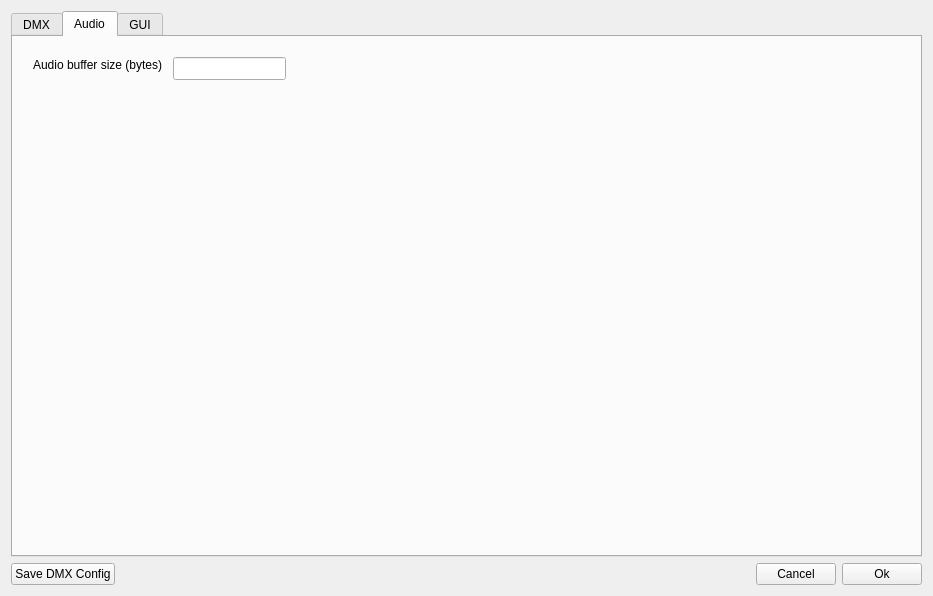
Qt form StageRunner/gui/setupwidget.ui (Pit1966/StageRunner) before a commit.
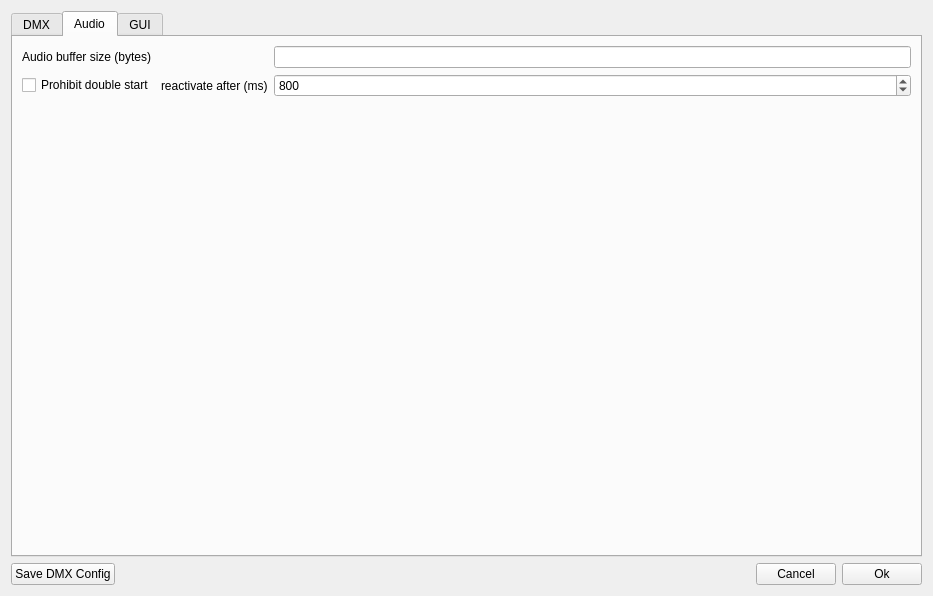
The same form after that commit. The open tabs and pages were chosen to show the change.

Commit message: Doppelt Anschlag Schutz für Audio eingebaut

What changed in the file:
```diff
--- a/StageRunner/gui/setupwidget.ui
+++ b/StageRunner/gui/setupwidget.ui
@@ -80,29 +80,58 @@
       <attribute name="title">
        <string>Audio</string>
       </attribute>
-      <widget class="QLabel" name="label_2">
-       <property name="geometry">
-        <rect>
-         <x>20</x>
-         <y>20</y>
-         <width>141</width>
-         <height>16</height>
-        </rect>
-       </property>
-       <property name="text">
-        <string>Audio buffer size (bytes)</string>
-       </property>
-      </widget>
-      <widget class="QLineEdit" name="audioBufferSizeEdit">
-       <property name="geometry">
-        <rect>
-         <x>160</x>
-         <y>20</y>
-         <width>113</width>
-         <height>23</height>
-        </rect>
-       </property>
-      </widget>
+      <layout class="QGridLayout" name="gridLayout_2">
+       <item row="0" column="3">
+        <widget class="QLineEdit" name="audioBufferSizeEdit"/>
+       </item>
+       <item row="1" column="0">
+        <widget class="QCheckBox" name="prohibitAudioDoubleStartCheck">
+         <property name="text">
+          <string>Prohibit double start</string>
+         </property>
+        </widget>
+       </item>
+       <item row="0" column="0">
+        <widget class="QLabel" name="label_2">
+         <property name="text">
+          <string>Audio buffer size (bytes)</string>
+         </property>
+        </widget>
+       </item>
+       <item row="2" column="1">
+        <spacer name="verticalSpacer_2">
+         <property name="orientation">
+          <enum>Qt::Vertical</enum>
+         </property>
+         <property name="sizeHint" stdset="0">
+          <size>
+           <width>20</width>
+           <height>40</height>
+          </size>
+         </property>
+        </spacer>
+       </item>
+       <item row="1" column="1">
+        <widget class="QLabel" name="reactivateAudioLabel">
+         <property name="text">
+          <string>reactivate after (ms)</string>
+         </property>
+        </widget>
+       </item>
+       <item row="1" column="3">
+        <widget class="QSpinBox" name="reactivateAudioTimeSpin">
+         <property name="maximum">
+          <number>10000</number>
+         </property>
+         <property name="singleStep">
+          <number>25</number>
+         </property>
+         <property name="value">
+          <number>800</number>
+         </property>
+        </widget>
+       </item>
+      </layout>
      </widget>
      <widget class="QWidget" name="guiTab">
       <attribute name="title">
```
Left out of the diff: 19 changed lines with no effect on the pictures. The commit also changes 7 other files.
